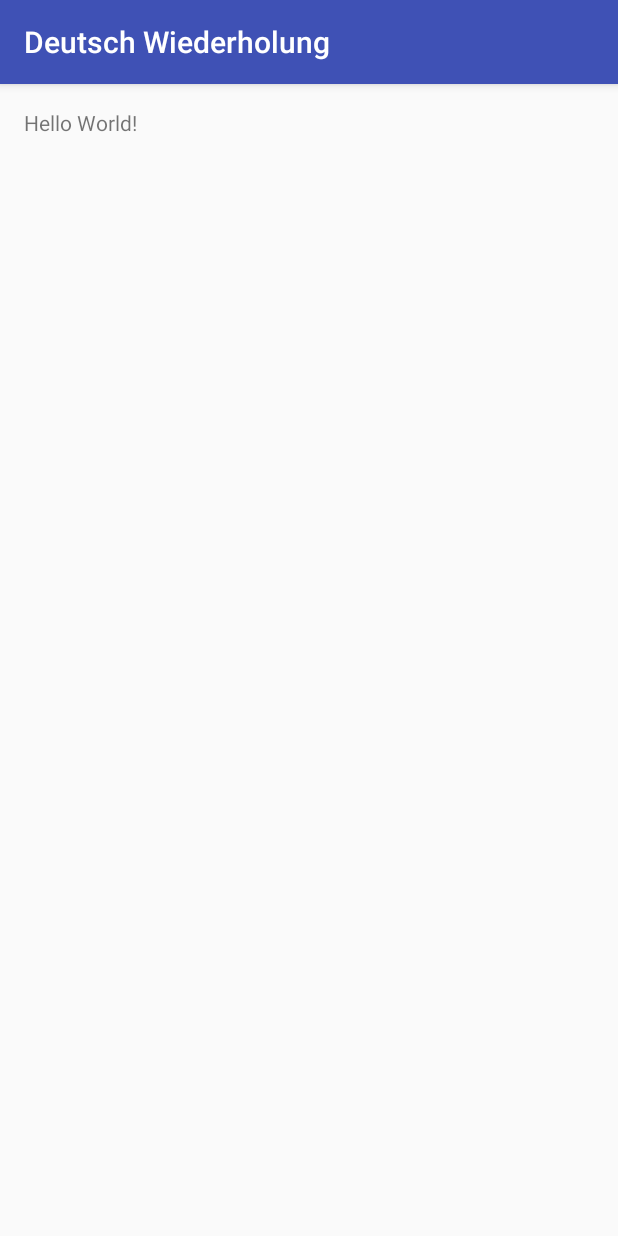
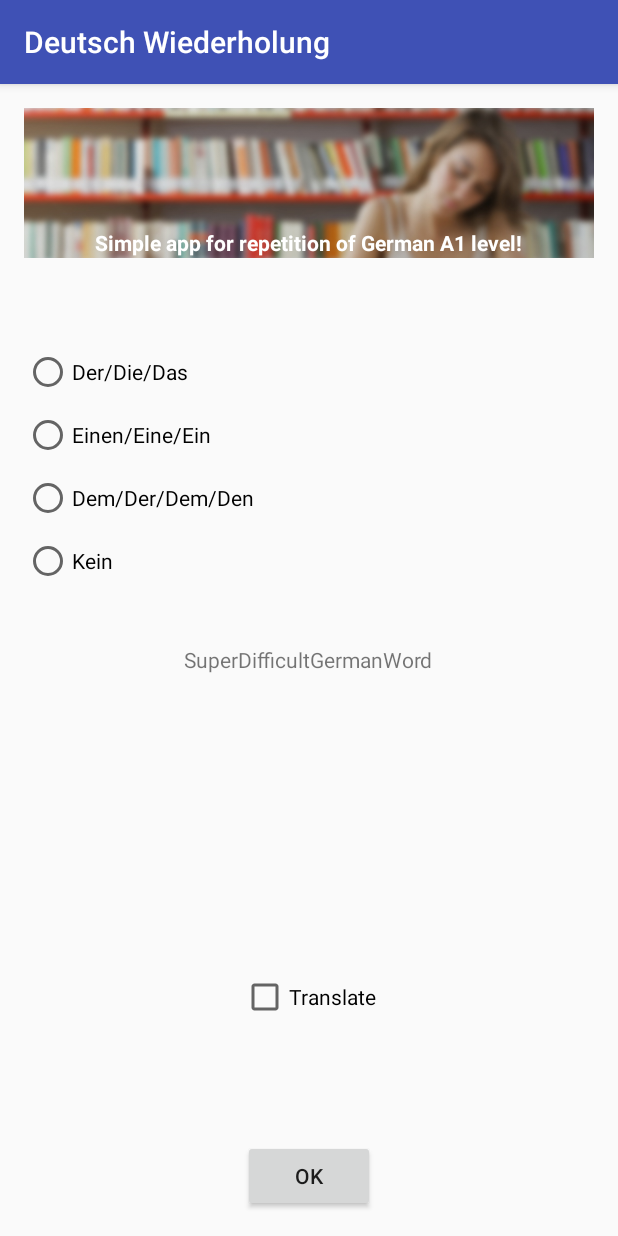
Before and after one commit to rsemenyshyn/oester, an Android app: the screen it shows after launch (MainActivity), on a phone screen of 412 x 824 dp. Run offline under Robolectric (Android 15) with nearby library versions, the phone set to English and light mode, and no system bars.

Commit message:
basics of user interface implemented

```diff
--- a/app/src/main/java/com/example/ripka/deutschwiederholung/MainActivity.java
+++ b/app/src/main/java/com/example/ripka/deutschwiederholung/MainActivity.java
@@ -2,6 +2,10 @@ package com.example.ripka.deutschwiederholung;
 
 import android.support.v7.app.AppCompatActivity;
 import android.os.Bundle;
+import android.view.View;
+import android.widget.Button;
+import android.widget.CheckBox;
+import android.widget.TextView;
 
 public class MainActivity extends AppCompatActivity {
 
@@ -10,4 +14,38 @@ public class MainActivity extends AppCompatActivity {
         super.onCreate(savedInstanceState);
         setContentView(R.layout.activity_main);
     }
+
+    public void checkTest(View view) {
+        //logic for checking test
+        TextView txtWordCurrent = (TextView) findViewById(R.id.word_of_test);
+        String strWord = txtWordCurrent.getText().toString();
+        //~logic for checking test
+
+        Button btnCheck = (Button)findViewById(R.id.app_btn_go);
+        btnCheck.setVisibility(View.INVISIBLE);
+
+        Button btnNext = (Button)findViewById(R.id.app_btn_next);
+        btnNext.setVisibility(View.VISIBLE);
+    }
+
+    public void nextTest(View view) {
+        //logic for next test
+        //~logic for next test
+
+        Button btnCheck = (Button)findViewById(R.id.app_btn_go);
+        btnCheck.setVisibility(View.VISIBLE);
+
+        Button btnNext = (Button)findViewById(R.id.app_btn_next);
+        btnNext.setVisibility(View.INVISIBLE);
+    }
+
+    public void onCheckedChanged(View view)
+    {
+        TextView txtWordTranslation = (TextView)findViewById(R.id.word_translate);
+        if ( ((CheckBox)view).isChecked() ) {
+            txtWordTranslation.setVisibility(View.VISIBLE);
+        } else {
+            txtWordTranslation.setVisibility(View.INVISIBLE);
+        }
+    }
 }
--- a/app/src/main/res/layout/activity_main.xml
+++ b/app/src/main/res/layout/activity_main.xml
@@ -11,8 +11,112 @@
     android:paddingBottom="@dimen/activity_vertical_margin"
     tools:context="com.example.ripka.deutschwiederholung.MainActivity">
 
+    <ImageView
+        android:id="@+id/imageView"
+        android:layout_width="match_parent"
+        android:layout_height="100dp"
+        android:adjustViewBounds="true"
+        android:scaleType="centerCrop"
+        android:src="@drawable/site_bg" />
+
     <TextView
+        android:id="@+id/imageView1"
         android:layout_width="wrap_content"
         android:layout_height="wrap_content"
-        android:text="Hello World!" />
+        android:layout_marginTop="80dp"
+        android:layout_centerHorizontal="true"
+        android:textColor="@color/colorWhite"
+        android:text="@string/app_descr"/>
+
+    <RadioGroup
+        android:layout_width="wrap_content"
+        android:layout_height="wrap_content"
+        android:layout_marginTop="160dp"
+        android:id="@+id/radioGroup"
+        android:layout_alignParentLeft="true"
+        android:layout_alignParentStart="true">
+
+    <RadioButton
+        android:text="@string/ger_nominativ"
+        android:layout_width="wrap_content"
+        android:layout_height="wrap_content"
+        android:id="@+id/radioButton"
+        android:layout_below="@+id/radioGroup"/>
+
+    <RadioButton
+        android:text="@string/ger_akusativ"
+        android:layout_width="wrap_content"
+        android:layout_height="wrap_content"
+        android:layout_below="@+id/radioButton"
+        android:layout_marginTop="10dp"
+        android:id="@+id/radioButton2"
+        android:layout_alignLeft="@+id/radioButton" />
+    <RadioButton
+        android:text="@string/ger_dativ"
+        android:layout_width="wrap_content"
+        android:layout_height="wrap_content"
+        android:layout_below="@+id/radioButton2"
+        android:layout_alignLeft="@+id/radioButton"
+        android:layout_marginTop="10dp"
+        android:id="@+id/radioButton3" />
+    <RadioButton
+        android:text="@string/ger_none"
+        android:layout_width="wrap_content"
+        android:layout_height="wrap_content"
+        android:layout_below="@+id/radioButton3"
+        android:layout_alignLeft="@+id/radioButton"
+        android:layout_marginTop="10dp"
+        android:id="@+id/radioButton4" />
+    </RadioGroup>
+
+    <TextView
+        android:id="@+id/word_of_test"
+        android:layout_width="wrap_content"
+        android:layout_height="wrap_content"
+        android:layout_centerInParent="true"
+        android:text="@string/ger_word"/>
+    <TextView
+        android:id="@+id/word_translate"
+        android:layout_width="wrap_content"
+        android:layout_height="wrap_content"
+        android:layout_centerVertical="true"
+        android:layout_alignParentRight="true"
+        android:visibility="invisible"
+        android:text="@string/ger_translate"/>
+    <CheckBox
+        android:text="@string/ger_translate"
+        android:layout_width="wrap_content"
+        android:layout_height="wrap_content"
+        android:layout_centerHorizontal="true"
+        android:layout_marginBottom="30dp"
+        android:layout_above="@+id/message"
+        android:id="@+id/checkBox"
+        android:onClick="onCheckedChanged"/>
+    <TextView
+        android:id="@+id/message"
+        android:layout_width="wrap_content"
+        android:layout_height="wrap_content"
+        android:layout_centerHorizontal="true"
+        android:visibility="invisible"
+        android:layout_above="@+id/app_btn_go"
+        android:layout_marginBottom="30dp"
+        android:text="@string/app_message"/>
+    <Button
+        android:id="@+id/app_btn_go"
+        android:layout_width="wrap_content"
+        android:layout_height="wrap_content"
+        android:layout_centerHorizontal="true"
+        android:layout_alignParentBottom="true"
+        android:text="@string/btn_ok"
+        android:onClick="checkTest"/>
+    <Button
+        android:id="@+id/app_btn_next"
+        android:layout_width="wrap_content"
+        android:layout_height="wrap_content"
+        android:layout_centerHorizontal="true"
+        android:layout_alignParentBottom="true"
+        android:text="@string/btn_next"
+        android:onClick="nextTest"
+        android:visibility="invisible"
+        style="@style/Widget.AppCompat.Button.Borderless.Colored" />
 </RelativeLayout>
--- a/app/src/main/res/values/colors.xml
+++ b/app/src/main/res/values/colors.xml
@@ -3,4 +3,5 @@
     <color name="colorPrimary">#3F51B5</color>
     <color name="colorPrimaryDark">#303F9F</color>
     <color name="colorAccent">#FF4081</color>
+    <color name="colorWhite">#FFFFFF</color>
 </resources>
--- a/app/src/main/res/values/strings.xml
+++ b/app/src/main/res/values/strings.xml
@@ -1,3 +1,15 @@
 <resources>
     <string name="app_name">Deutsch Wiederholung</string>
+    <string name="app_descr"><b>Simple app for repetition of German A1 level!</b></string>
+    <string name="app_message">Result of test here</string>
+
+    <string name="btn_ok">OK</string>
+    <string name="btn_next">Next</string>
+
+    <string name="ger_nominativ">Der/Die/Das</string>
+    <string name="ger_akusativ">Einen/Eine/Ein</string>
+    <string name="ger_dativ">Dem/Der/Dem/Den</string>
+    <string name="ger_none">Kein</string>
+    <string name="ger_word">SuperDifficultGermanWord</string>
+    <string name="ger_translate">Translate</string>
 </resources>
```
Also changed, not shown: app/src/main/res/drawable/site_bg.jpg (added), 2 other files.
